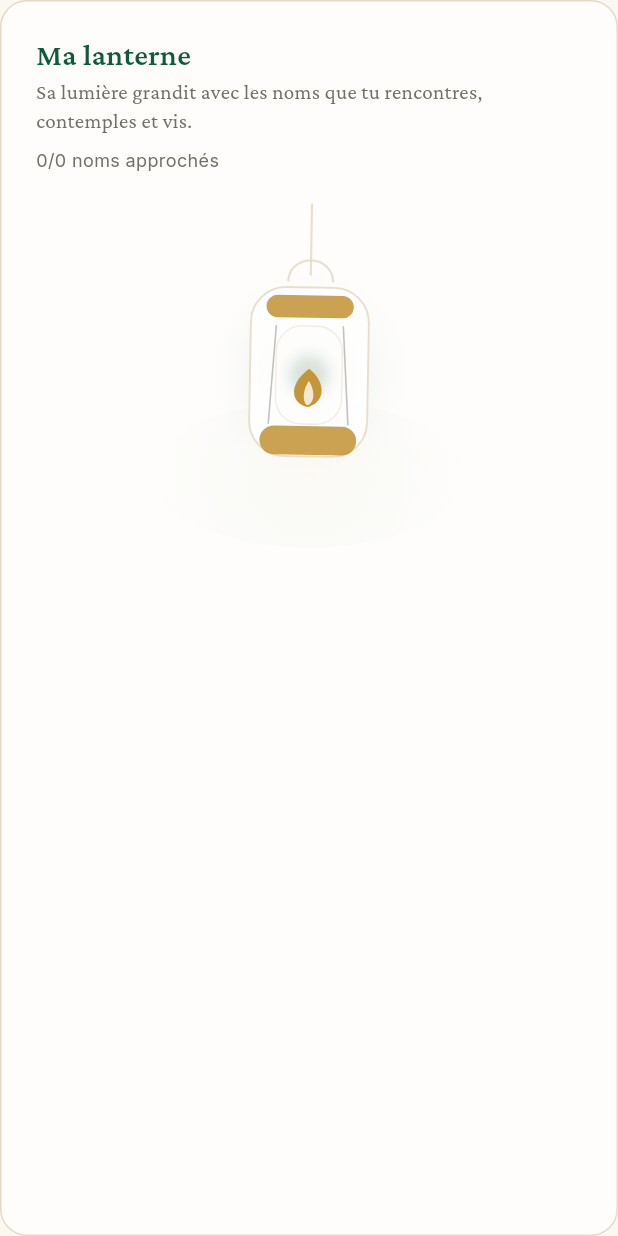
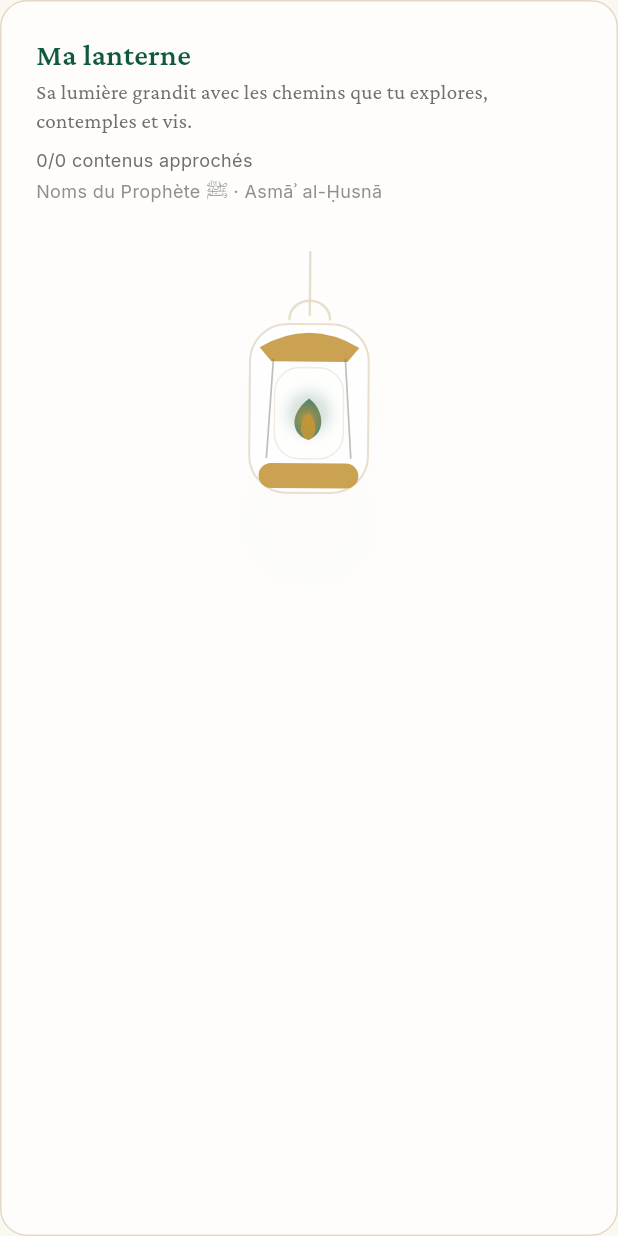
Before and after one commit to zedkay37/My-Sirah, a Flutter app: the _PersonalLanternSection widget shown alone on an empty page, opened directly with empty values, on a phone screen of 412 x 824 dp. Run offline on Flutter 3.47's test engine with Material 3 defaults, Android fonts, the phone set to English and light mode, and no system bars; our stand-ins replace flutter_animate, flutter_local_notifications, flutter_riverpod, freezed_annotation, go_router, hijri and 3 more; accounts and stored records are empty.

Commit message:
polish(release): finalize beta lantern progression

```diff
--- a/lib/features/profile/presentation/profile/profile_screen.dart
+++ b/lib/features/profile/presentation/profile/profile_screen.dart
@@ -4,6 +4,7 @@ import 'package:flutter/material.dart';
 import 'package:flutter_riverpod/flutter_riverpod.dart';
 import 'package:go_router/go_router.dart';
 import 'package:hijri/hijri_calendar.dart';
+import 'package:sirah_app/core/providers/husna_providers.dart';
 import 'package:sirah_app/core/providers/journey_providers.dart';
 import 'package:sirah_app/core/providers/names_providers.dart';
 import 'package:sirah_app/core/providers/settings_provider.dart';
@@ -25,6 +26,7 @@ class ProfileScreen extends ConsumerWidget {
 
     final settings = ref.watch(settingsProvider);
     final namesAsync = ref.watch(namesProvider);
+    final husnaAsync = ref.watch(husnaProvider);
     final progressResolver = ref.watch(journeyProgressResolverProvider);
     final journeySummary =
         ref.watch(journeyProgressSummaryProvider).valueOrNull ??
@@ -77,6 +79,8 @@ class ProfileScreen extends ConsumerWidget {
                   padding: EdgeInsets.symmetric(horizontal: space.md),
                   child: _PersonalLanternSection(
                     names: names,
+                    husnaLit: settings.husnaLearned.length,
+                    husnaTotal: husnaAsync.valueOrNull?.length ?? 99,
                     progress: progressResolver,
                     summary: journeySummary,
                     streak: streak,
@@ -150,12 +154,16 @@ class ProfileScreen extends ConsumerWidget {
 class _PersonalLanternSection extends StatelessWidget {
   const _PersonalLanternSection({
     required this.names,
+    required this.husnaLit,
+    required this.husnaTotal,
     required this.progress,
     required this.summary,
     required this.streak,
   });
 
   final List<ProphetName> names;
+  final int husnaLit;
+  final int husnaTotal;
   final NameProgressResolver progress;
   final NameProgressSummary summary;
   final int streak;
@@ -167,12 +175,16 @@ class _PersonalLanternSection extends StatelessWidget {
     final space = context.space;
     final l10n = context.l10n;
 
-    final total = summary.total == 0 ? names.length : summary.total;
-    final litCount = names
+    final prophetTotal = summary.total == 0 ? names.length : summary.total;
+    final prophetLit = names
         .where(
           (name) => progress.stageFor(name.number) != JourneyNameStage.unknown,
         )
         .length;
+    final safeHusnaTotal = math.max(0, husnaTotal);
+    final safeHusnaLit = husnaLit.clamp(0, safeHusnaTotal).toInt();
+    final total = prophetTotal + safeHusnaTotal;
+    final litCount = prophetLit + safeHusnaLit;
     final progressValue = total == 0
         ? 0.0
         : (litCount / total).clamp(0.0, 1.0).toDouble();
@@ -233,6 +245,15 @@ class _PersonalLanternSection extends StatelessWidget {
                       ),
                   ],
                 ),
+                SizedBox(height: space.xs),
+                Text(
+                  l10n.profileLanternSources,
+                  maxLines: 1,
+                  overflow: TextOverflow.ellipsis,
+                  style: typo.caption.copyWith(
+                    color: colors.muted.withValues(alpha: 0.78),
+                  ),
+                ),
                 SizedBox(height: compact ? space.xs : space.sm),
                 _LanternProgressView(
                   progress: progressValue,
@@ -275,7 +296,7 @@ class _LanternProgressViewState extends State<_LanternProgressView>
     super.initState();
     _controller = AnimationController(
       vsync: this,
-      duration: const Duration(milliseconds: 4600),
+      duration: const Duration(milliseconds: 5600),
     )..repeat();
   }
 
@@ -314,6 +335,7 @@ class _LanternProgressViewState extends State<_LanternProgressView>
                   line: colors.line,
                   accent: colors.accent,
                   accent2: colors.accent2,
+                  warning: colors.warning,
                 ),
                 child: const SizedBox.expand(),
               );
@@ -336,6 +358,7 @@ class _LanternPainter extends CustomPainter {
     required this.line,
     required this.accent,
     required this.accent2,
+    required this.warning,
   });
 
   final double animationValue;
@@ -347,26 +370,41 @@ class _LanternPainter extends CustomPainter {
   final Color line;
   final Color accent;
   final Color accent2;
+  final Color warning;
 
   @override
   void paint(Canvas canvas, Size size) {
     final p = progress.clamp(0.0, 1.0).toDouble();
     final center = Offset(size.width / 2, size.height * 0.54);
     final cycle = animationValue * math.pi * 2;
-    final sway = math.sin(cycle) * (0.035 + p * 0.025);
-    final bob = math.sin(cycle + math.pi / 3) * 3.2;
-    final glowBoost = Curves.easeOutCubic.transform(p);
-    final glowRadius = size.shortestSide * (0.30 + glowBoost * 0.34);
-    final glowAlpha = 0.14 + glowBoost * 0.42;
+
+    // Slow movement keeps the lantern alive without becoming playful.
+    final sway = math.sin(cycle) * (0.01 + p * 0.012);
+    final bob = math.sin(cycle) * (2.2 + p * 1.8);
+
+    // Make the glow stay discreet early, then open up after mid-progress.
+    final double glowFactor = p < 0.5
+        ? (p * 0.3) // < 50% -> very soft, discreet
+        : (0.15 + (p - 0.5) * 1.7).clamp(0.0, 1.0);
+
+    final glowRadius = size.shortestSide * (0.28 + glowFactor * 0.42);
+    final glowAlpha = (0.05 + glowFactor * 0.55).clamp(0.0, 0.65);
     final lanternCenter = center.translate(0, bob - size.height * 0.03);
 
-    _drawBackground(canvas, size, lanternCenter, glowRadius, glowAlpha);
+    _drawBackground(
+      canvas,
+      size,
+      lanternCenter,
+      glowRadius,
+      glowAlpha,
+      glowFactor,
+    );
 
     canvas.save();
     canvas.translate(lanternCenter.dx, lanternCenter.dy);
     canvas.rotate(sway);
     canvas.translate(-lanternCenter.dx, -lanternCenter.dy);
-    _drawLantern(canvas, size, lanternCenter, p);
+    _drawLantern(canvas, size, lanternCenter, p, cycle, glowFactor);
     canvas.restore();
   }
 
@@ -376,66 +414,76 @@ class _LanternPainter extends CustomPainter {
     Offset center,
     double glowRadius,
     double glowAlpha,
+    double glowFactor,
   ) {
+    // 1. Core Light source glow (inner tightly focused beam)
+    final innerRadius = glowRadius * 0.55;
+    canvas.drawCircle(
+      center,
+      innerRadius,
+      Paint()
+        ..shader = RadialGradient(
+          colors: [
+            accent2.withValues(alpha: (glowAlpha * 1.35).clamp(0.0, 1.0)),
+            accent.withValues(alpha: (glowAlpha * 0.5).clamp(0.0, 1.0)),
+            bg.withValues(alpha: 0),
+          ],
+          stops: const [0.0, 0.35, 1.0],
+        ).createShader(Rect.fromCircle(center: center, radius: innerRadius)),
+    );
+
+    // 2. Wide ambient glow (more expansive when high progress)
     canvas.drawCircle(
       center,
       glowRadius,
       Paint()
         ..shader = RadialGradient(
           colors: [
-            accent2.withValues(alpha: glowAlpha),
-            accent.withValues(alpha: glowAlpha * 0.28),
+            accent2.withValues(alpha: glowAlpha * 0.65),
+            accent.withValues(alpha: glowAlpha * 0.22),
             bg.withValues(alpha: 0),
           ],
-          stops: const [0, 0.46, 1],
+          stops: const [0.0, 0.48, 1.0],
         ).createShader(Rect.fromCircle(center: center, radius: glowRadius)),
     );
 
-    final lowerGlowCenter = Offset(size.width / 2, size.height * 0.78);
-    final lowerGlowRadius = size.width * (0.34 + glowAlpha * 0.22);
+    // 3. Lower ambient oval reflection to create floor or surface aura
+    final lowerGlowCenter = Offset(size.width / 2, size.height * 0.82);
+    final lowerGlowRadius = size.width * (0.32 + glowFactor * 0.25);
     canvas.drawOval(
       Rect.fromCenter(
         center: lowerGlowCenter,
-        width: lowerGlowRadius * 1.55,
-        height: lowerGlowRadius * 0.72,
+        width: lowerGlowRadius * 1.62,
+        height: lowerGlowRadius * 0.76,
       ),
       Paint()
         ..shader =
             RadialGradient(
               colors: [
-                accent2.withValues(alpha: glowAlpha * 0.22),
-                accent.withValues(alpha: glowAlpha * 0.09),
+                accent2.withValues(alpha: glowAlpha * 0.28),
+                accent.withValues(alpha: glowAlpha * 0.08),
                 bg.withValues(alpha: 0),
               ],
-              stops: const [0, 0.45, 1],
+              stops: const [0.0, 0.42, 1.0],
             ).createShader(
               Rect.fromCircle(center: lowerGlowCenter, radius: lowerGlowRadius),
             ),
     );
-
-    final smallGlow = size.shortestSide * 0.18;
-    canvas.drawCircle(
-      center.translate(0, 8),
-      smallGlow,
-      Paint()
-        ..shader =
-            RadialGradient(
-              colors: [bg2.withValues(alpha: 0.40), bg.withValues(alpha: 0)],
-            ).createShader(
-              Rect.fromCircle(
-                center: center.translate(0, 8),
-                radius: smallGlow,
-              ),
-            ),
-    );
   }
 
-  void _drawLantern(Canvas canvas, Size size, Offset center, double p) {
-    final scale = ((size.shortestSide / 238) * (1.02 + p * 0.16))
-        .clamp(0.92, 1.32)
+  void _drawLantern(
+    Canvas canvas,
+    Size size,
+    Offset center,
+    double p,
+    double cycle,
+    double glowFactor,
+  ) {
+    final scale = ((size.shortestSide / 238) * (1.0 + p * 0.12))
+        .clamp(0.92, 1.28)
         .toDouble();
-    final bodyWidth = 74.0 * scale;
-    final bodyHeight = 106.0 * scale;
+    final bodyWidth = 76.0 * scale;
+    final bodyHeight = 108.0 * scale;
     final body = Rect.fromCenter(
       center: center,
       width: bodyWidth,
@@ -445,20 +493,21 @@ class _LanternPainter extends CustomPainter {
     final bottom = body.bottom;
     final middleX = body.center.dx;
 
+    // Chain drawing
     final chainPaint = Paint()
-      ..color = line.withValues(alpha: 0.82)
-      ..strokeWidth = 1.4 * scale
+      ..color = line.withValues(alpha: 0.85)
+      ..strokeWidth = 1.6 * scale
       ..style = PaintingStyle.stroke
       ..strokeCap = StrokeCap.round;
 
-    final anchor = Offset(middleX, top - 52 * scale);
-    final hook = Offset(middleX, top - 8 * scale);
+    final anchor = Offset(middleX, top - 46 * scale);
+    final hook = Offset(middleX, top - 6 * scale);
     canvas.drawLine(anchor, hook, chainPaint);
     canvas.drawArc(
       Rect.fromCenter(
-        center: Offset(middleX, top - 4 * scale),
-        width: 28 * scale,
-        height: 26 * scale,
+        center: Offset(middleX, top - 3 * scale),
+        width: 26 * scale,
+        height: 24 * scale,
       ),
       math.pi,
       math.pi,
@@ -466,48 +515,55 @@ class _LanternPainter extends CustomPainter {
       chainPaint,
     );
 
+    // Main Body Frame
     final bodyRRect = RRect.fromRectAndRadius(
       body,
-      Radius.circular(22 * scale),
+      Radius.circular(24 * scale),
     );
     canvas.drawRRect(bodyRRect, Paint()..color = bg2.withValues(alpha: 0.82));
     canvas.drawRRect(
       bodyRRect,
       Paint()
-        ..color = line.withValues(alpha: 0.86)
+        ..color = line.withValues(alpha: 0.85)
         ..style = PaintingStyle.stroke
-        ..strokeWidth = 1.2 * scale,
+        ..strokeWidth = 1.3 * scale,
     );
 
+    // Cap & Base
     final capPaint = Paint()..color = accent2.withValues(alpha: 0.88);
+    // Elaborate premium lantern dome cap
+    final capPath = Path();
+    capPath.moveTo(middleX - bodyWidth * 0.42, top + 15 * scale);
+    capPath.quadraticBezierTo(
+      middleX,
+      top - 4 * scale,
+      middleX + bodyWidth * 0.42,
+      top + 15 * scale,
+    );
+    capPath.lineTo(middleX + bodyWidth * 0.32, top + 24 * scale);
+    capPath.lineTo(middleX - bodyWidth * 0.32, top + 24 * scale);
+    capPath.close();
+    canvas.drawPath(capPath, capPaint);
+
+    // Decorative base cap
     canvas.drawRRect(
       RRect.fromRectAndRadius(
         Rect.fromCenter(
-          center: Offset(middleX, top + 12 * scale),
-          width: bodyWidth * 0.74,
-          height: 14 * scale,
-        ),
-        Radius.circular(8 * scale),
-      ),
-      capPaint,
-    );
-    canvas.drawRRect(
-      RRect.fromRectAndRadius(
-        Rect.fromCenter(
-          center: Offset(middleX, bottom - 10 * scale),
-          width: bodyWidth * 0.82,
-          height: 18 * scale,
+          center: Offset(middleX, bottom - 11 * scale),
+          width: bodyWidth * 0.84,
+          height: 16 * scale,
         ),
         Radius.circular(9 * scale),
       ),
       capPaint,
     );
 
+    // Glowing Inner Glass
     final glass = RRect.fromRectAndRadius(
       Rect.fromCenter(
-        center: center.translate(0, 2 * scale),
-        width: bodyWidth * 0.56,
-        height: bodyHeight * 0.58,
+        center: center.translate(0, 3 * scale),
+        width: bodyWidth * 0.58,
+        height: bodyHeight * 0.54,
       ),
       Radius.circular(16 * scale),
     );
@@ -516,8 +572,8 @@ class _LanternPainter extends CustomPainter {
       Paint()
         ..shader = RadialGradient(
           colors: [
-            accent2.withValues(alpha: 0.30 + p * 0.28),
-            accent.withValues(alpha: 0.10 + p * 0.08),
+            accent2.withValues(alpha: 0.32 + glowFactor * 0.32),
+            accent.withValues(alpha: 0.12 + glowFactor * 0.12),
             bg.withValues(alpha: 0.02),
           ],
         ).createShader(glass.outerRect),
@@ -525,66 +581,92 @@ class _LanternPainter extends CustomPainter {
     canvas.drawRRect(
       glass,
       Paint()
-        ..color = line.withValues(alpha: 0.50)
+        ..color = line.withValues(alpha: 0.52)
         ..style = PaintingStyle.stroke
-        ..strokeWidth = 0.8 * scale,
+        ..strokeWidth = 0.9 * scale,
     );
 
-    final flameHeight = (24 + p * 20) * scale;
-    final flameWidth = (14 + p * 11) * scale;
-    final flameBase = center.translate(0, 22 * scale);
-    final flame = Path()
+    // Two flame layers give a warmer core while keeping the shape readable.
+    final breathe = math.sin(cycle) * 0.04;
+    final flameHeight = (26 + p * 18 + breathe * 12) * scale;
+    final flameWidth = (14 + p * 10 + breathe * 6) * scale;
+    final flameBase = center.translate(0, 20 * scale);
+
+    // Layer 1: Outer soft flame aura (amber/accent)
+    final outerFlame = Path()
       ..moveTo(flameBase.dx, flameBase.dy - flameHeight)
       ..cubicTo(
         flameBase.dx - flameWidth,
-        flameBase.dy - flameHeight * 0.55,
-        flameBase.dx - flameWidth * 0.74,
-        flameBase.dy - flameHeight * 0.05,
+        flameBase.dy - flameHeight * 0.58,
+        flameBase.dx - flameWidth * 0.72,
+        flameBase.dy - flameHeight * 0.08,
         flameBase.dx,
         flameBase.dy,
       )
       ..cubicTo(
-        flameBase.dx + flameWidth * 0.86,
+        flameBase.dx + flameWidth * 0.82,
         flameBase.dy - flameHeight * 0.18,
-        flameBase.dx + flameWidth * 0.68,
-        flameBase.dy - flameHeight * 0.72,
+        flameBase.dx + flameWidth * 0.66,
+        flameBase.dy - flameHeight * 0.74,
         flameBase.dx,
         flameBase.dy - flameHeight,
       );
-    canvas.drawPath(flame, Paint()..color = accent2);
+    canvas.drawPath(
+      outerFlame,
+      Paint()
+        ..shader = RadialGradient(
+          colors: [
+            accent2.withValues(alpha: 0.95),
+            accent.withValues(alpha: 0.68),
+          ],
+        ).createShader(outerFlame.getBounds()),
+    );
 
-    final inner = Path()
-      ..moveTo(flameBase.dx, flameBase.dy - flameHeight * 0.68)
+    // Layer 2: bright inner flame.
+    final innerFlameHeight = flameHeight * 0.65;
+    final innerFlameWidth = flameWidth * 0.58;
+    final innerFlame = Path()
+      ..moveTo(flameBase.dx, flameBase.dy - innerFlameHeight)
       ..cubicTo(
-        flameBase.dx - flameWidth * 0.36,
-        flameBase.dy - flameHeight * 0.36,
-        flameBase.dx - flameWidth * 0.20,
-        flameBase.dy - flameHeight * 0.02,
+        flameBase.dx - innerFlameWidth,
+        flameBase.dy - innerFlameHeight * 0.55,
+        flameBase.dx - innerFlameWidth * 0.65,
+        flameBase.dy - innerFlameHeight * 0.05,
         flameBase.dx,
-        flameBase.dy - flameHeight * 0.05,
+        flameBase.dy,
       )
       ..cubicTo(
-        flameBase.dx + flameWidth * 0.34,
-        flameBase.dy - flameHeight * 0.18,
-        flameBase.dx + flameWidth * 0.22,
-        flameBase.dy - flameHeight * 0.50,
+        flameBase.dx + innerFlameWidth * 0.75,
+        flameBase.dy - innerFlameHeight * 0.16,
+        flameBase.dx + innerFlameWidth * 0.62,
+        flameBase.dy - innerFlameHeight * 0.72,
         flameBase.dx,
-        flameBase.dy - flameHeight * 0.68,
+        flameBase.dy - innerFlameHeight,
       );
-    canvas.drawPath(inner, Paint()..color = bg2.withValues(alpha: 0.78));
+    canvas.drawPath(
+      innerFlame,
+      Paint()
+        ..shader = RadialGradient(
+          colors: [
+            warning.withValues(alpha: 0.96),
+            accent2.withValues(alpha: 0.88),
+          ],
+        ).createShader(innerFlame.getBounds()),
+    );
 
+    // Delicate metallic decorative side structures
     final sidePaint = Paint()
-      ..color = muted.withValues(alpha: 0.42)
-      ..strokeWidth = 1.0 * scale
+      ..color = muted.withValues(alpha: 0.44)
+      ..strokeWidth = 1.1 * scale
       ..style = PaintingStyle.stroke;
     canvas.drawLine(
-      Offset(body.left + 16 * scale, top + 24 * scale),
-      Offset(body.left + 12 * scale, bottom - 20 * scale),
+      Offset(body.left + 15 * scale, top + 22 * scale),
+      Offset(body.left + 11 * scale, bottom - 22 * scale),
       sidePaint,
     );
     canvas.drawLine(
-      Offset(body.right - 16 * scale, top + 24 * scale),
-      Offset(body.right - 12 * scale, bottom - 20 * scale),
+      Offset(body.right - 15 * scale, top + 22 * scale),
+      Offset(body.right - 11 * scale, bottom - 22 * scale),
       sidePaint,
     );
   }
--- a/lib/l10n/app_localizations.dart
+++ b/lib/l10n/app_localizations.dart
@@ -652,19 +652,25 @@ abstract class AppLocalizations {
   /// No description provided for @profileLanternSubtitle.
   ///
   /// In fr, this message translates to:
-  /// **'Sa lumière grandit avec les noms que tu rencontres, contemples et vis.'**
+  /// **'Sa lumière grandit avec les chemins que tu explores, contemples et vis.'**
   String get profileLanternSubtitle;
 
   /// No description provided for @profileLanternProgress.
   ///
   /// In fr, this message translates to:
-  /// **'{lit}/{total} noms approchés'**
+  /// **'{lit}/{total} contenus approchés'**
   String profileLanternProgress(int lit, int total);
 
+  /// No description provided for @profileLanternSources.
+  ///
+  /// In fr, this message translates to:
+  /// **'Noms du Prophète ﷺ · Asmāʾ al-Ḥusnā'**
+  String get profileLanternSources;
+
   /// No description provided for @profileLanternSemantics.
   ///
   /// In fr, this message translates to:
-  /// **'Lanterne de progression, {lit} noms approchés sur {total}'**
+  /// **'Lanterne de progression, {lit} contenus approchés sur {total}'**
   String profileLanternSemantics(int lit, int total);
 
   /// No description provided for @profileJourneyMirrorTitle.
--- a/lib/l10n/app_localizations_ar.dart
+++ b/lib/l10n/app_localizations_ar.dart
@@ -324,16 +324,19 @@ class AppLocalizationsAr extends AppLocalizations {
 
   @override
   String get profileLanternSubtitle =>
-      'يزداد نوره مع الأسماء التي تلقاها وتتأملها وتعيشها.';
+      'يزداد نوره مع المسارات التي تستكشفها وتتأملها وتعيشها.';
 
   @override
   String profileLanternProgress(int lit, int total) {
-    return '$lit/$total أسماء قريبة';
+    return '$lit/$total محتويات قريبة';
   }
 
   @override
+  String get profileLanternSources => 'أسماء النبي ﷺ · أسماء الله الحسنى';
+
+  @override
   String profileLanternSemantics(int lit, int total) {
-    return 'مصباح التقدم، $lit أسماء قريبة من $total';
+    return 'مصباح التقدم، $lit محتويات قريبة من $total';
   }
 
   @override
--- a/lib/l10n/app_localizations_fr.dart
+++ b/lib/l10n/app_localizations_fr.dart
@@ -325,16 +325,19 @@ class AppLocalizationsFr extends AppLocalizations {
 
   @override
   String get profileLanternSubtitle =>
-      'Sa lumière grandit avec les noms que tu rencontres, contemples et vis.';
+      'Sa lumière grandit avec les chemins que tu explores, contemples et vis.';
 
   @override
   String profileLanternProgress(int lit, int total) {
-    return '$lit/$total noms approchés';
+    return '$lit/$total contenus approchés';
   }
 
   @override
+  String get profileLanternSources => 'Noms du Prophète ﷺ · Asmāʾ al-Ḥusnā';
+
+  @override
   String profileLanternSemantics(int lit, int total) {
-    return 'Lanterne de progression, $lit noms approchés sur $total';
+    return 'Lanterne de progression, $lit contenus approchés sur $total';
   }
 
   @override
--- a/pubspec.yaml
+++ b/pubspec.yaml
@@ -1,7 +1,7 @@
 name: sirah_app
 description: "Asmāʾ an-Nabī — Les 201 noms du Prophète Muḥammad ﷺ"
 publish_to: 'none'
-version: 2.0.0-beta.3+9
+version: 2.0.0-beta.4+10
 
 environment:
   sdk: ^3.9.2
```
Also changed, not shown: l10n/intl_ar.arb (+4 -3 lines), l10n/intl_fr.arb (+4 -3 lines), lib/features/journey/presentation/map/widgets/constellation_star_panel.dart (+5 -7 lines), 3 other files.
